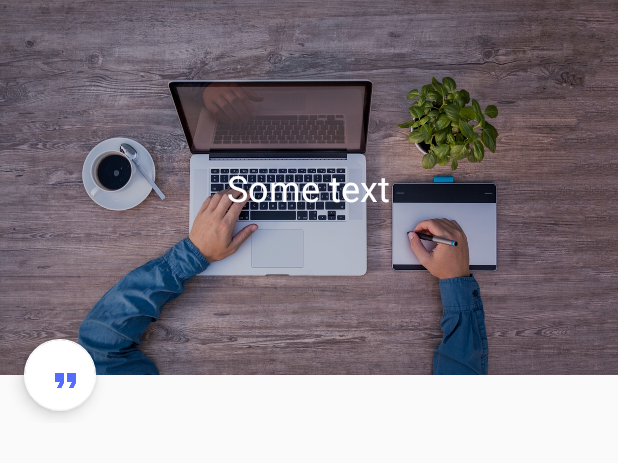
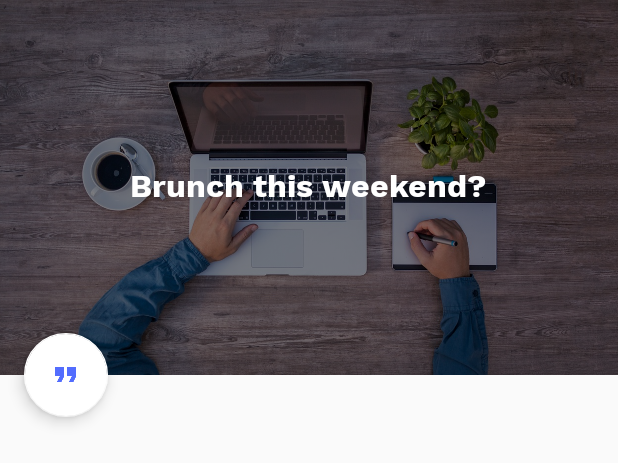
Before and after one commit to tmaxxdd/MVPWithFirebase, an Android app: the layout fragment_content.xml on its own in the app's theme, with its tools: preview values and no code run, on a phone screen of 412 x 824 dp. Shown: the top 463 px of the screen. Run offline under Robolectric (Android 15) with nearby library versions, the phone set to English and light mode, and no system bars; plain views replace DiagonalLayout.

Commit message:
Corrected content layout

```diff
--- a/app/src/main/res/layout/fragment_content.xml
+++ b/app/src/main/res/layout/fragment_content.xml
@@ -1,15 +1,13 @@
 <?xml version="1.0" encoding="utf-8"?>
 <ScrollView xmlns:android="http://schemas.android.com/apk/res/android"
+    xmlns:tools="http://schemas.android.com/tools"
     android:layout_width="match_parent"
     android:layout_height="match_parent"
-    xmlns:app="http://schemas.android.com/tools"
-    app:ignore="NamespaceTypo">
+    xmlns:diagonal="http://schemas.android.com/apk/res-auto">
 
     <androidx.constraintlayout.widget.ConstraintLayout
-        xmlns:android="http://schemas.android.com/apk/res/android"
         android:layout_width="match_parent"
-        android:layout_height="wrap_content"
-        xmlns:diagonal="http://schemas.android.com/apk/res-auto">
+        android:layout_height="wrap_content">
 
         <com.github.florent37.diagonallayout.DiagonalLayout
             android:id="@+id/content_dl"
@@ -37,7 +35,7 @@
             <View
                 android:layout_width="match_parent"
                 android:layout_height="match_parent"
-                android:alpha="0.2"
+                android:alpha="0.5"
                 android:background="@color/black" />
 
             <TextView
@@ -45,9 +43,10 @@
                 android:layout_width="wrap_content"
                 android:layout_height="wrap_content"
                 android:layout_gravity="center"
-                android:text="Some text"
+                android:text="@string/card_headline"
                 android:textColor="@color/white"
-                android:textSize="24sp" />
+                android:textSize="@dimen/card_headline_text_size"
+                diagonal:fontFamily="@font/work_sans_bold" />
 
         </com.github.florent37.diagonallayout.DiagonalLayout>
 
@@ -67,10 +66,11 @@
 
         <com.google.android.material.floatingactionbutton.FloatingActionButton
             android:id="@+id/content_fab"
-            android:layout_width="48dp"
-            android:layout_height="48dp"
+            android:layout_width="wrap_content"
+            android:layout_height="wrap_content"
             android:layout_gravity="bottom"
-            android:layout_marginStart="16dp"
+            android:layout_marginStart="@dimen/component_margin"
+            android:layout_marginLeft="@dimen/component_margin"
             android:clickable="true"
             android:focusable="true"
             android:scaleType="center"
@@ -78,15 +78,14 @@
             diagonal:backgroundTint="@color/white"
             diagonal:layout_constraintBottom_toBottomOf="@id/content_dl"
             diagonal:layout_constraintStart_toStartOf="parent"
-            diagonal:layout_constraintTop_toBottomOf="@+id/content_dl"
-            android:layout_marginLeft="16dp" />
+            diagonal:layout_constraintTop_toBottomOf="@+id/content_dl" />
 
         <androidx.recyclerview.widget.RecyclerView
             android:id="@+id/content_rv"
             android:layout_width="match_parent"
             android:layout_height="wrap_content"
-            android:layout_marginTop="32dp"
-            diagonal:layout_constraintTop_toBottomOf="@+id/content_dl" />
+            android:layout_marginTop="@dimen/component_margin"
+            diagonal:layout_constraintTop_toBottomOf="@+id/content_fab" />
 
     </androidx.constraintlayout.widget.ConstraintLayout>
 
```
Also changed, not shown: app/src/main/res/layout/fragment_topics.xml (+1 -17 lines).
